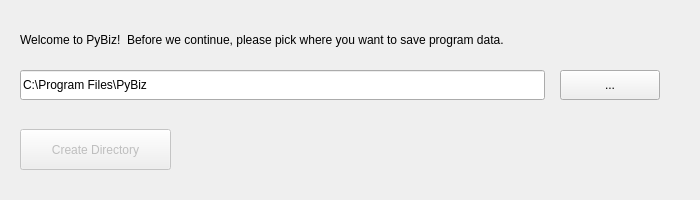
The window that views/install/install.ui (bjk116/PyBiz) describes before a commit, drawn with Qt 5.
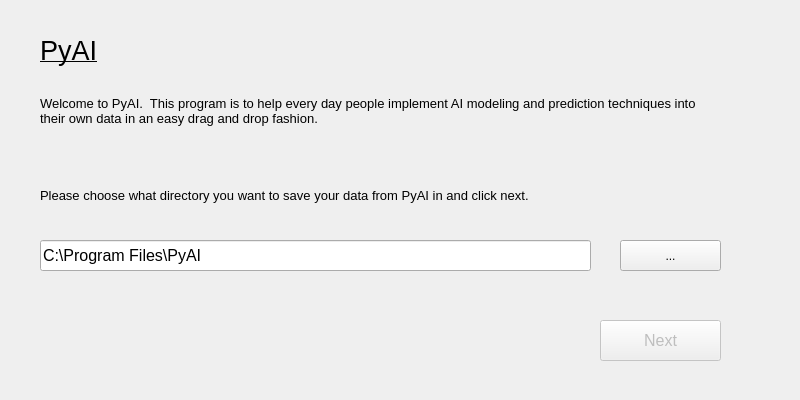
The same window after the commit.

Commit message: Fixed directory chooser for install

Diff of the .ui file:
```diff
--- a/views/install/install.ui
+++ b/views/install/install.ui
@@ -1,72 +1,142 @@
 <?xml version="1.0" encoding="UTF-8"?>
 <ui version="4.0">
- <class>Dialog</class>
- <widget class="QDialog" name="Dialog">
+ <class>installer</class>
+ <widget class="QMainWindow" name="installer">
   <property name="geometry">
    <rect>
     <x>0</x>
     <y>0</y>
-    <width>700</width>
-    <height>200</height>
+    <width>800</width>
+    <height>400</height>
    </rect>
   </property>
   <property name="windowTitle">
    <string>Dialog</string>
   </property>
+  <widget class="QWidget" name="centralwidget">
+   <widget class="QLabel" name="introText">
+    <property name="geometry">
+     <rect>
+      <x>40</x>
+      <y>70</y>
+      <width>681</width>
+      <height>81</height>
+     </rect>
+    </property>
+    <property name="font">
+     <font>
+      <pointsize>10</pointsize>
+     </font>
+    </property>
+    <property name="text">
+     <string>Welcome to PyAI.  This program is to help every day people implement AI modeling and prediction techniques into their own data in an easy drag and drop fashion.</string>
+    </property>
+    <property name="scaledContents">
+     <bool>true</bool>
+    </property>
+    <property name="wordWrap">
+     <bool>true</bool>
+    </property>
+   </widget>
+   <widget class="QLabel" name="textTitle">
+    <property name="geometry">
+     <rect>
+      <x>40</x>
+      <y>20</y>
+      <width>161</width>
+      <height>61</height>
+     </rect>
+    </property>
+    <property name="font">
+     <font>
+      <pointsize>20</pointsize>
+      <weight>50</weight>
+      <italic>false</italic>
+      <bold>false</bold>
+      <underline>true</underline>
+     </font>
+    </property>
+    <property name="text">
+     <string>PyAI</string>
+    </property>
+   </widget>
   <widget class="QLabel" name="label">
    <property name="geometry">
     <rect>
-     <x>20</x>
-     <y>30</y>
-     <width>700</width>
-     <height>20</height>
-    </rect>
-   </property>
+      <x>40</x>
+      <y>170</y>
+      <width>681</width>
+      <height>51</height>
+     </rect>
+    </property>
+    <property name="font">
+     <font>
+      <pointsize>10</pointsize>
+     </font>
+    </property>
    <property name="text">
-    <string>Welcome to PyBiz!  Before we continue, please pick where you want to save program data.</string>
+     <string>Please choose what directory you want to save your data from PyAI in and click next.</string>
+    </property>
+    <property name="wordWrap">
+     <bool>true</bool>
    </property>
   </widget>
   <widget class="QLineEdit" name="userInputPath">
    <property name="geometry">
     <rect>
-     <x>20</x>
-     <y>70</y>
-     <width>525</width>
-     <height>30</height>
-    </rect>
-   </property>
+      <x>40</x>
+      <y>240</y>
+      <width>551</width>
+      <height>31</height>
+     </rect>
+    </property>
+    <property name="font">
+     <font>
+      <pointsize>12</pointsize>
+     </font>
+    </property>
    <property name="text">
-    <string>C:\Program Files\PyBiz</string>
-   </property>
-  </widget>
-  <widget class="QToolButton" name="chooseDirectory">
+     <string>C:\Program Files\PyAI</string>
+    </property>
+    <property name="readOnly">
+     <bool>false</bool>
+    </property>
+   </widget>
+   <widget class="QToolButton" name="chooseDirectoryBtn">
    <property name="geometry">
     <rect>
-     <x>560</x>
-     <y>70</y>
-     <width>100</width>
-     <height>30</height>
+      <x>620</x>
+      <y>240</y>
+      <width>101</width>
+      <height>31</height>
     </rect>
    </property>
    <property name="text">
     <string>...</string>
    </property>
   </widget>
-  <widget class="QPushButton" name="createDirectoryBtn">
+   <widget class="QPushButton" name="next">
    <property name="enabled">
     <bool>false</bool>
    </property>
    <property name="geometry">
     <rect>
-     <x>20</x>
-     <y>129</y>
-     <width>151</width>
+      <x>600</x>
+      <y>320</y>
+      <width>121</width>
      <height>41</height>
     </rect>
    </property>
+    <property name="font">
+     <font>
+      <family>MS Shell Dlg 2</family>
+      <pointsize>12</pointsize>
+     </font>
+    </property>
    <property name="text">
-    <string>Create Directory</string>
-   </property>
+     <string>Next</string>
+    </property>
+   </widget>
   </widget>
  </widget>
  <resources/>
```
Left out of the diff: 2 changed lines with no effect on the pictures. Lines whose indentation alone changed are shown as unchanged. The commit also changes 3 other files.
